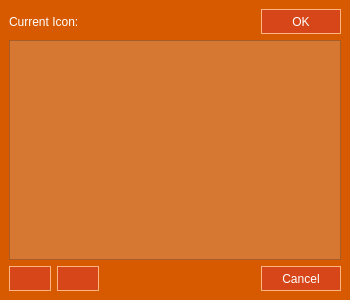
Old version of the form frmIcon.ui in the repository Syping/servermgr.
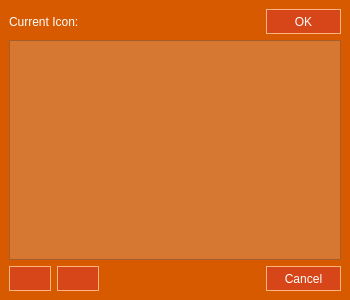
New version of the form. Icons and pictures are not drawn. Custom widgets are drawn as their Qt base class.

What changed in the file:
```diff
--- a/frmIcon.ui
+++ b/frmIcon.ui
@@ -51,44 +51,38 @@
     <widget class="QWidget" name="iconWidget" native="true">
      <property name="styleSheet">
       <string notr="true">QWidget#iconWidget{
-background-color: rgb(215, 90, 0);
-color: rgb(255, 255, 255);
-selection-background-color: rgb(255, 255, 255);
-selection-color: rgb(215, 90, 0);
+	background-color: rgb(215, 90, 0);
+	color: rgb(255, 255, 255);
+	selection-background-color: rgb(255, 255, 255);
+	selection-color: rgb(215, 90, 0);
 }
 QWidget#sawcRight{
-background-color: rgb(215, 120, 50);
-color: rgb(255, 255, 255);
-selection-background-color: rgb(255, 255, 255);
-selection-color: rgb(215, 90, 0);
-}
-QWidget#sawcRight{
-background-color: rgb(215, 120, 50);
-color: rgb(255, 255, 255);
-selection-background-color: rgb(255, 255, 255);
-selection-color: rgb(215, 90, 0);
+	background-color: rgb(215, 120, 50);
+	color: rgb(255, 255, 255);
+	selection-background-color: rgb(255, 255, 255);
+	selection-color: rgb(215, 90, 0);
 }
 QFrame{
-background-color: rgb(215, 90, 0);
-color: rgb(255, 255, 255);
-selection-background-color: rgb(255, 255, 255);
-selection-color: rgb(215, 90, 0);
+	background-color: rgb(215, 90, 0);
+	color: rgb(255, 255, 255);
+	selection-background-color: rgb(255, 255, 255);
+	selection-color: rgb(215, 90, 0);
 }
 QListWidget{
-background-color: rgb(215, 120, 50);
-color: rgb(255, 255, 255);
-selection-background-color: rgb(255, 255, 255);
-selection-color: rgb(215, 90, 0);
+	background-color: rgb(215, 120, 50);
+	color: rgb(255, 255, 255);
+	selection-background-color: rgb(255, 255, 255);
+	selection-color: rgb(215, 90, 0);
 }
 QPushButton{
-border-style: ridge;
-background-color: rgb(215, 70, 25); 
-color: rgb(255, 255, 255);
-border-width: 1px;
-border-radius: 0px;
-border-color: rgb(215, 120, 50);
-min-width: 5em;
-padding: 4px;
+	border-style: ridge;
+	background-color: rgb(215, 70, 25); 
+	color: rgb(255, 255, 255);
+	border-width: 1px;
+	border-radius: 0px;
+	border-color: rgb(215, 120, 50);
+	min-width: 5em;
+	padding: 4px;
 }
 QPushButton:hover{
 background-color: rgb(255, 255, 255);
@@ -153,7 +147,7 @@
          <widget class="QPushButton" name="cmdOkay">
           <property name="minimumSize">
            <size>
-            <width>80</width>
+            <width>75</width>
             <height>25</height>
            </size>
           </property>
@@ -280,7 +274,7 @@
          <widget class="QPushButton" name="cmdCancel">
           <property name="minimumSize">
            <size>
-            <width>80</width>
+            <width>75</width>
             <height>25</height>
            </size>
           </property>
```
Left out of the diff: 10 changed lines with no effect on the pictures.
